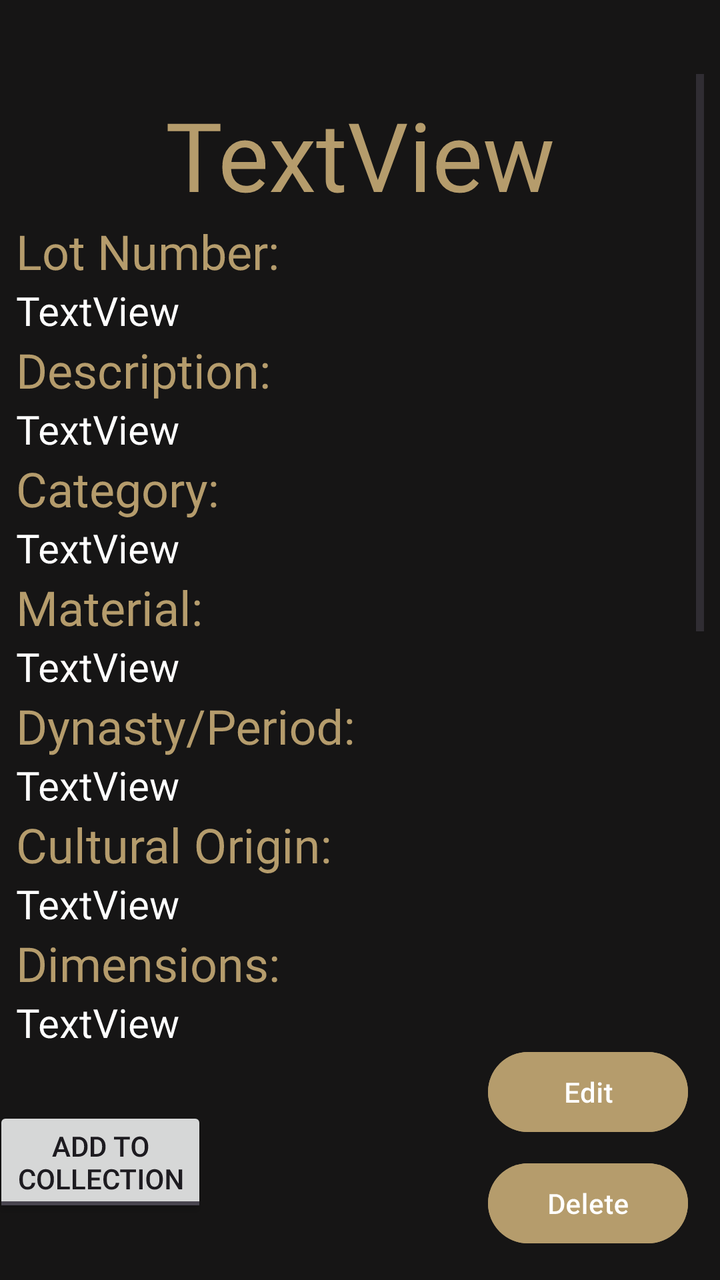
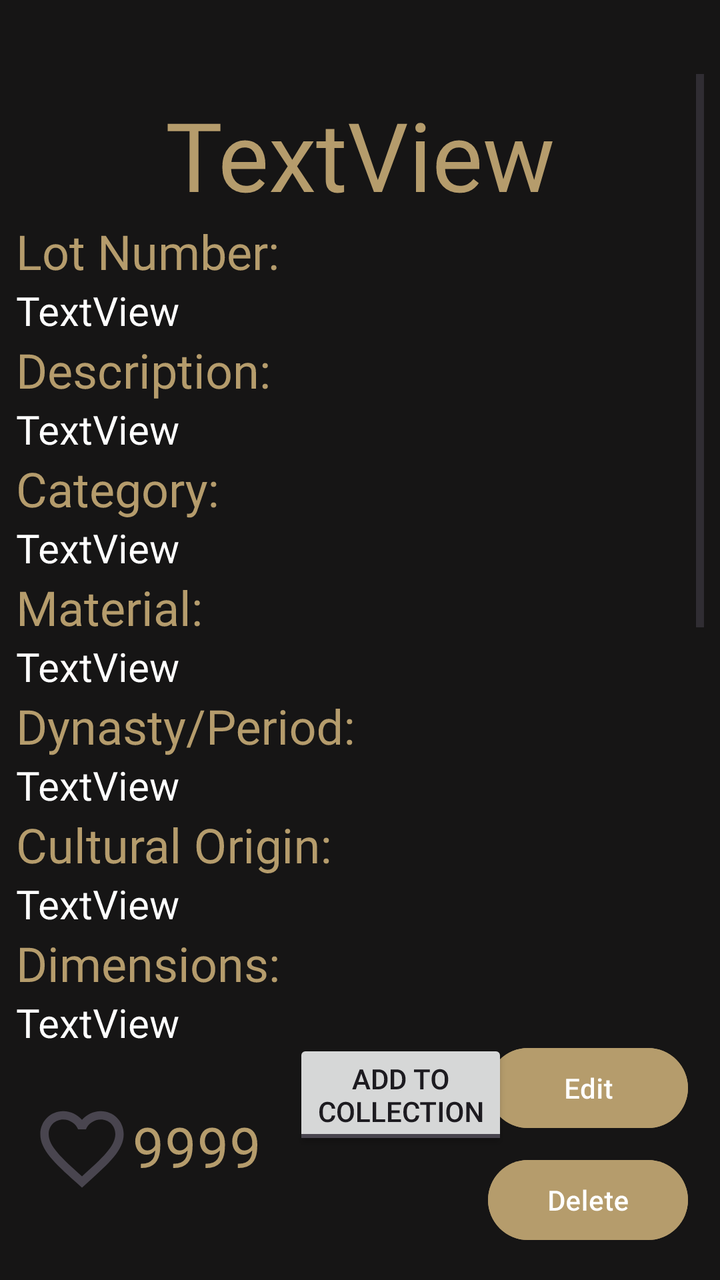

An Android layout rendered at two revisions. The XML below is the earlier revision; the diff shows what the commit changed to produce the second picture.
<!-- AndroidManifest.xml: application theme Theme.B07DemoSummer2024 -->
<!-- res/layout/fragment_expanded_artifact_view.xml -->
<?xml version="1.0" encoding="utf-8"?>
<androidx.constraintlayout.widget.ConstraintLayout xmlns:android="http://schemas.android.com/apk/res/android"
    xmlns:app="http://schemas.android.com/apk/res-auto"
    xmlns:tools="http://schemas.android.com/tools"
    android:layout_width="match_parent"
    android:layout_height="match_parent"
    android:background="@color/softblack"
    android:rotationX="360"
    android:scaleX="1">

    <Button
        android:id="@+id/button"
        android:layout_width="100dp"
        android:layout_height="48dp"
        android:layout_marginEnd="16dp"
        android:layout_marginBottom="7dp"
        android:backgroundTint="@color/lightgold"
        android:text="Delete"
        android:textColorLink="#9B0808"
        app:layout_constraintBottom_toBottomOf="parent"
        app:layout_constraintEnd_toEndOf="parent"
        app:layout_constraintTop_toBottomOf="@+id/button2" />

    <Button
        android:id="@+id/button2"
        android:layout_width="100dp"
        android:layout_height="48dp"
        android:layout_marginEnd="16dp"
        android:layout_marginBottom="70dp"
        android:backgroundTint="@color/lightgold"
        android:text="Edit"
        android:textColorLink="#A4680F"
        app:layout_constraintBottom_toBottomOf="parent"
        app:layout_constraintEnd_toEndOf="parent" />

    <ScrollView
        android:id="@+id/scrollView3"
        android:layout_width="0dp"
        android:layout_height="0dp"
        android:layout_marginStart="8dp"
        android:layout_marginTop="37dp"
        android:layout_marginEnd="8dp"
        app:layout_constraintBottom_toTopOf="@+id/button2"
        app:layout_constraintEnd_toEndOf="parent"
        app:layout_constraintHorizontal_bias="0.53"
        app:layout_constraintStart_toStartOf="parent"
        app:layout_constraintTop_toTopOf="parent">

        <LinearLayout
            android:id="@+id/linearLayout2"
            android:layout_width="match_parent"
            android:layout_height="wrap_content"
            android:orientation="vertical">

            <ImageView
                android:id="@+id/imageView5"
                android:layout_width="match_parent"
                android:layout_height="wrap_content"
                android:layout_marginTop="8dp"
                android:adjustViewBounds="false" />

            <TextView
                android:id="@+id/name"
                android:layout_width="match_parent"
                android:layout_height="wrap_content"
                android:text="TextView"
                android:textAlignment="center"
                android:textColor="@color/lightgold"
                android:textSize="48sp" />

            <TextView
                android:id="@+id/textView2"
                android:layout_width="match_parent"
                android:layout_height="wrap_content"
                android:text="Lot Number:"
                android:textColor="@color/lightgold"
                android:textSize="24sp" />

            <TextView
                android:id="@+id/Lotnum"
                android:layout_width="match_parent"
                android:layout_height="wrap_content"
                android:text="TextView"
                android:textColor="@color/white"
                android:textSize="20sp" />

            <TextView
                android:id="@+id/textView5"
                android:layout_width="match_parent"
                android:layout_height="wrap_content"
                android:text="Description:"
                android:textColor="@color/lightgold"
                android:textSize="24sp" />

            <TextView
                android:id="@+id/description"
                android:layout_width="match_parent"
                android:layout_height="wrap_content"
                android:text="TextView"
                android:textColor="@color/white"
                android:textSize="20sp" />

            <TextView
                android:id="@+id/textView6"
                android:layout_width="match_parent"
                android:layout_height="wrap_content"
                android:text="Category:"
                android:textColor="@color/lightgold"
                android:textSize="24sp" />

            <TextView
                android:id="@+id/category"
                android:layout_width="match_parent"
                android:layout_height="wrap_content"
                android:text="TextView"
                android:textColor="@color/white"
                android:textSize="20sp" />

            <TextView
                android:id="@+id/textView7"
                android:layout_width="match_parent"
                android:layout_height="wrap_content"
                android:text="Material:"
                android:textColor="@color/lightgold"
                android:textSize="24sp" />

            <TextView
                android:id="@+id/material"
                android:layout_width="match_parent"
                android:layout_height="wrap_content"
                android:text="TextView"
                android:textColor="@color/white"
                android:textSize="20sp" />

            <TextView
                android:id="@+id/textView8"
                android:layout_width="match_parent"
                android:layout_height="wrap_content"
                android:text="Dynasty/Period:"
                android:textColor="@color/lightgold"
                android:textSize="24sp" />

            <TextView
                android:id="@+id/dynastyPeriod"
                android:layout_width="match_parent"
                android:layout_height="wrap_content"
                android:text="TextView"
                android:textColor="@color/white"
                android:textSize="20sp" />

            <TextView
                android:id="@+id/textView9"
                android:layout_width="match_parent"
                android:layout_height="wrap_content"
                android:text="Cultural Origin:"
                android:textColor="@color/lightgold"
                android:textSize="24sp" />

            <TextView
                android:id="@+id/culturalOrigin"
                android:layout_width="match_parent"
                android:layout_height="wrap_content"
                android:text="TextView"
                android:textColor="@color/white"
                android:textSize="20sp" />

            <TextView
                android:id="@+id/textView10"
                android:layout_width="match_parent"
                android:layout_height="wrap_content"
                android:text="Dimensions:"
                android:textColor="@color/lightgold"
                android:textSize="24sp" />

            <TextView
                android:id="@+id/dimensions"
                android:layout_width="match_parent"
                android:layout_height="wrap_content"
                android:text="TextView"
                android:textColor="@color/white"
                android:textSize="20sp" />

            <TextView
                android:id="@+id/textView11"
                android:layout_width="match_parent"
                android:layout_height="wrap_content"
                android:text="Condition:"
                android:textColor="@color/lightgold"
                android:textSize="24sp" />

            <TextView
                android:id="@+id/conditionReport"
                android:layout_width="match_parent"
                android:layout_height="wrap_content"
                android:text="TextView"
                android:textColor="@color/white"
                android:textSize="20sp" />

            <TextView
                android:id="@+id/textView12"
                android:layout_width="match_parent"
                android:layout_height="wrap_content"
                android:text="Current Location:"
                android:textColor="@color/lightgold"
                android:textSize="24sp" />

            <TextView
                android:id="@+id/currentLocation"
                android:layout_width="match_parent"
                android:layout_height="wrap_content"
                android:text="TextView"
                android:textColor="@color/white"
                android:textSize="20sp" />

            <TextView
                android:id="@+id/textView13"
                android:layout_width="match_parent"
                android:layout_height="wrap_content"
                android:text="Aquisistion Method:"
                android:textColor="@color/lightgold"
                android:textSize="24sp" />

            <TextView
                android:id="@+id/acquisitionMethod"
                android:layout_width="match_parent"
                android:layout_height="wrap_content"
                android:text="TextView"
                android:textColor="@color/white"
                android:textSize="20sp" />

            <TextView
                android:id="@+id/textView14"
                android:layout_width="match_parent"
                android:layout_height="wrap_content"
                android:text="Provenance: "
                android:textColor="@color/lightgold"
                android:textSize="24sp" />

            <TextView
                android:id="@+id/provenance"
                android:layout_width="match_parent"
                android:layout_height="wrap_content"
                android:text="TextView"
                android:textColor="@color/white"
                android:textSize="20sp" />

            <TextView
                android:id="@+id/textView15"
                android:layout_width="match_parent"
                android:layout_height="wrap_content"
                android:text="Accession Number:"
                android:textColor="@color/lightgold"
                android:textSize="24sp" />

            <TextView
                android:id="@+id/accessionNumber"
                android:layout_width="match_parent"
                android:layout_height="wrap_content"
                android:text="TextView"
                android:textColor="@color/white"
                android:textSize="20sp" />

            <TextView
                android:id="@+id/textView16"
                android:layout_width="match_parent"
                android:layout_height="wrap_content"
                android:text="Notes: "
                android:textColor="@color/lightgold"
                android:textSize="24sp" />

            <TextView
                android:id="@+id/notes"
                android:layout_width="match_parent"
                android:layout_height="wrap_content"
                android:text="TextView"
                android:textColor="@color/white"
                android:textSize="20sp" />



        </LinearLayout>
    </ScrollView>

    <ToggleButton
        android:id="@+id/saveArtifactToggle"
        android:layout_width="wrap_content"
        android:layout_height="wrap_content"
        android:layout_marginStart="16dp"
        android:layout_marginEnd="160dp"
        android:allowUndo="false"
        android:checked="false"
        android:clickable="true"
        android:focusable="true"
        android:lines="2"
        android:textOff="Add to\nCollection"
        android:textOn="Remove from\nCollection"
        app:layout_constraintBottom_toBottomOf="parent"
        app:layout_constraintEnd_toStartOf="@+id/button"
        app:layout_constraintStart_toStartOf="parent"
        app:layout_constraintTop_toBottomOf="@+id/scrollView3" />

</androidx.constraintlayout.widget.ConstraintLayout>
<!-- resources referenced by this layout -->
<resources>
  <color name="lightgold">#B59C6C</color>
  <color name="softblack">#161515</color>
  <color name="white">#FFFFFFFF</color>
  <style name="Theme.B07DemoSummer2024" parent="Base.Theme.B07DemoSummer2024" />
  <style name="Base.Theme.B07DemoSummer2024" parent="Theme.Material3.DayNight.NoActionBar">
          
          
          <item name="android:statusBarColor">@color/softblack</item>
          <item name="android:navigationBarColor">@color/softblack</item>
      </style>
</resources>

<!-- the commit's change to res/layout/fragment_expanded_artifact_view.xml (unified diff, before → after) -->
@@ -13,24 +13,23 @@
         android:layout_width="100dp"
         android:layout_height="48dp"
         android:layout_marginEnd="16dp"
-        android:layout_marginBottom="7dp"
+        android:layout_marginBottom="16dp"
         android:backgroundTint="@color/lightgold"
         android:text="Delete"
         android:textColorLink="#9B0808"
         app:layout_constraintBottom_toBottomOf="parent"
-        app:layout_constraintEnd_toEndOf="parent"
-        app:layout_constraintTop_toBottomOf="@+id/button2" />
+        app:layout_constraintEnd_toEndOf="parent" />
 
     <Button
         android:id="@+id/button2"
         android:layout_width="100dp"
         android:layout_height="48dp"
         android:layout_marginEnd="16dp"
-        android:layout_marginBottom="70dp"
+        android:layout_marginBottom="8dp"
         android:backgroundTint="@color/lightgold"
         android:text="Edit"
         android:textColorLink="#A4680F"
-        app:layout_constraintBottom_toBottomOf="parent"
+        app:layout_constraintBottom_toTopOf="@+id/button"
         app:layout_constraintEnd_toEndOf="parent" />
 
     <ScrollView
@@ -40,6 +39,7 @@
         android:layout_marginStart="8dp"
         android:layout_marginTop="37dp"
         android:layout_marginEnd="8dp"
+        android:visibility="visible"
         app:layout_constraintBottom_toTopOf="@+id/button2"
         app:layout_constraintEnd_toEndOf="parent"
         app:layout_constraintHorizontal_bias="0.53"
@@ -277,7 +277,6 @@
                 android:textSize="20sp" />
 
 
-
         </LinearLayout>
     </ScrollView>
 
@@ -286,7 +285,7 @@
         android:layout_width="wrap_content"
         android:layout_height="wrap_content"
         android:layout_marginStart="16dp"
-        android:layout_marginEnd="160dp"
+        android:layout_marginBottom="65dp"
         android:allowUndo="false"
         android:checked="false"
         android:clickable="true"
@@ -295,8 +294,23 @@
         android:textOff="Add to\nCollection"
         android:textOn="Remove from\nCollection"
         app:layout_constraintBottom_toBottomOf="parent"
-        app:layout_constraintEnd_toStartOf="@+id/button"
-        app:layout_constraintStart_toStartOf="parent"
-        app:layout_constraintTop_toBottomOf="@+id/scrollView3" />
+        app:layout_constraintStart_toEndOf="@+id/likeButton" />
+
+    <CheckBox
+        android:id="@+id/likeButton"
+        android:layout_width="wrap_content"
+        android:layout_height="67dp"
+        android:layout_marginStart="16dp"
+        android:layout_marginBottom="32dp"
+        android:button="@drawable/heart_border"
+        android:drawablePadding="16dp"
+        android:includeFontPadding="false"
+        android:paddingStart="0dp"
+        android:paddingLeft="0dp"
+        android:text="9999"
+        android:textColor="@color/lightgold"
+        android:textSize="28sp"
+        app:layout_constraintBottom_toBottomOf="parent"
+        app:layout_constraintStart_toStartOf="parent" />
 
 </androidx.constraintlayout.widget.ConstraintLayout>
<!-- resource entries referenced after the edit -->
@@ -3,6 +3,12 @@
   <color name="lightgold">#B59C6C</color>
   <color name="softblack">#161515</color>
   <color name="white">#FFFFFFFF</color>
+  <!-- drawable heart_border (drawable) -->
+  <vector xmlns:android="http://schemas.android.com/apk/res/android" android:height="50dp" android:tint="#000000" android:viewportHeight="24" android:viewportWidth="24" android:width="50dp">
+        
+      <path android:fillColor="@android:color/white" android:pathData="M16.5,3c-1.74,0 -3.41,0.81 -4.5,2.09C10.91,3.81 9.24,3 7.5,3 4.42,3 2,5.42 2,8.5c0,3.78 3.4,6.86 8.55,11.54L12,21.35l1.45,-1.32C18.6,15.36 22,12.28 22,8.5 22,5.42 19.58,3 16.5,3zM12.1,18.55l-0.1,0.1 -0.1,-0.1C7.14,14.24 4,11.39 4,8.5 4,6.5 5.5,5 7.5,5c1.54,0 3.04,0.99 3.57,2.36h1.87C13.46,5.99 14.96,5 16.5,5c2,0 3.5,1.5 3.5,3.5 0,2.89 -3.14,5.74 -7.9,10.05z"/>
+      
+  </vector>
   <style name="Theme.B07DemoSummer2024" parent="Base.Theme.B07DemoSummer2024" />
   <style name="Base.Theme.B07DemoSummer2024" parent="Theme.Material3.DayNight.NoActionBar">
           
